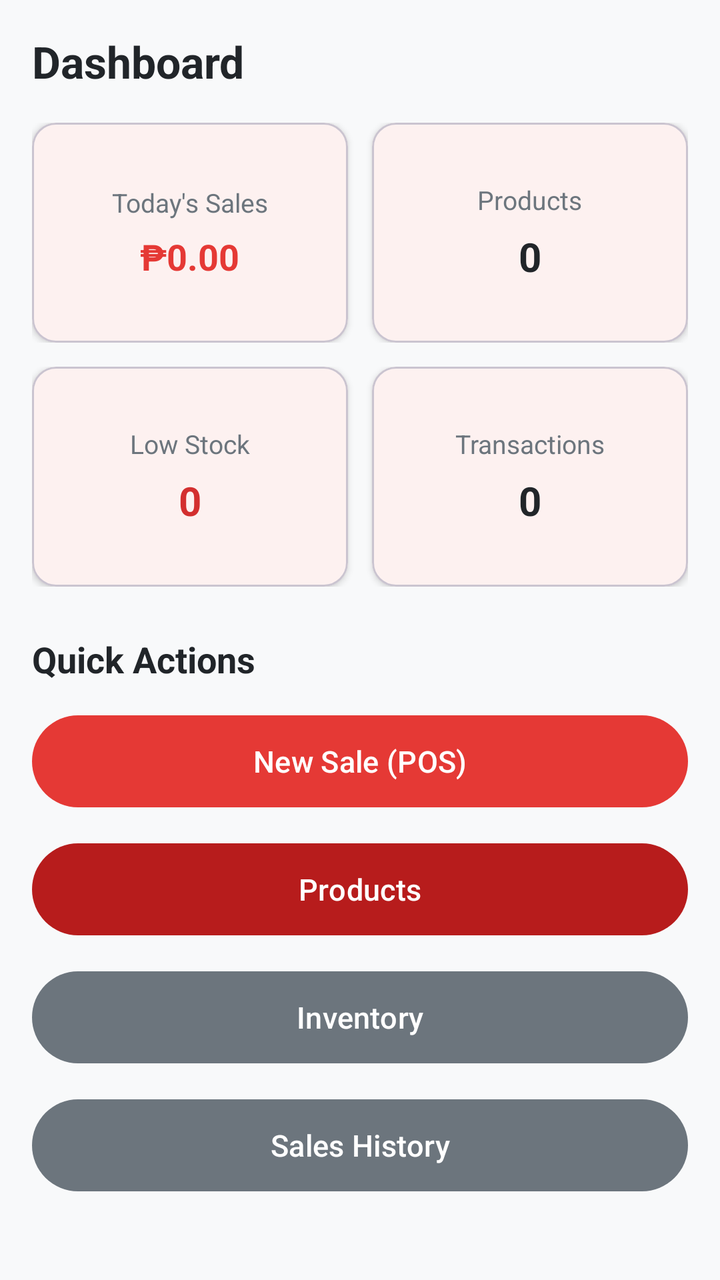
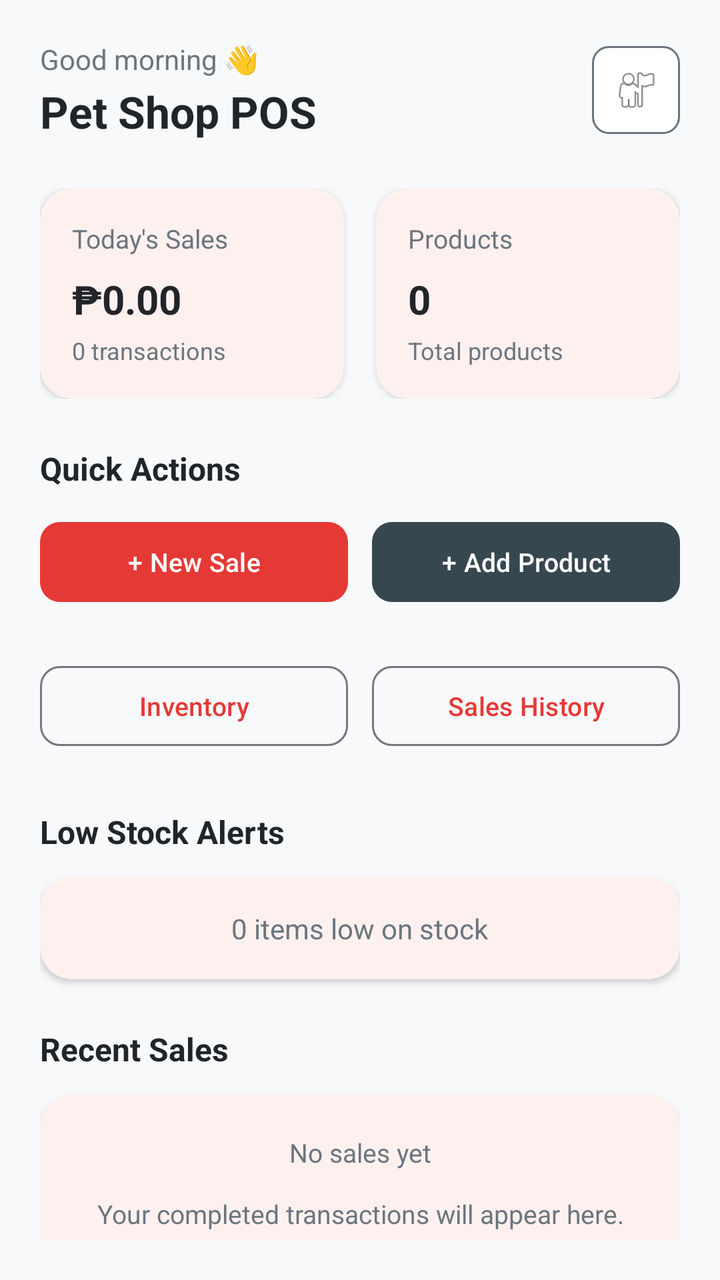

Screens rendered from an Android XML layout before and after an edit, with the pre-edit source and the edit as a unified diff.
<!-- AndroidManifest.xml: application theme Theme.J4RR -->
<!-- res/layout/fragment_dashboard.xml -->
<?xml version="1.0" encoding="utf-8"?>
<ScrollView xmlns:android="http://schemas.android.com/apk/res/android"
    xmlns:app="http://schemas.android.com/apk/res-auto"
    android:layout_width="match_parent"
    android:layout_height="match_parent"
    android:background="@color/background"
    android:padding="16dp">

    <LinearLayout
        android:layout_width="match_parent"
        android:layout_height="wrap_content"
        android:orientation="vertical">

        <TextView
            android:layout_width="wrap_content"
            android:layout_height="wrap_content"
            android:layout_marginBottom="16dp"
            android:text="Dashboard"
            android:textColor="@color/text_primary"
            android:textSize="22sp"
            android:textStyle="bold" />

        
        <LinearLayout
            android:layout_width="match_parent"
            android:layout_height="wrap_content"
            android:orientation="horizontal"
            android:layout_marginBottom="12dp">

            
            <com.google.android.material.card.MaterialCardView
                android:layout_width="0dp"
                android:layout_height="110dp"
                android:layout_weight="1"
                android:layout_marginEnd="6dp"
                app:cardBackgroundColor="@color/card_background"
                app:cardCornerRadius="12dp"
                app:cardElevation="2dp">

                <LinearLayout
                    android:layout_width="match_parent"
                    android:layout_height="match_parent"
                    android:gravity="center"
                    android:orientation="vertical"
                    android:padding="12dp">

                    <TextView
                        android:layout_width="wrap_content"
                        android:layout_height="wrap_content"
                        android:text="Today's Sales"
                        android:textColor="@color/text_secondary"
                        android:textSize="13sp" />

                    <TextView
                        android:id="@+id/tvDashboardSales"
                        android:layout_width="wrap_content"
                        android:layout_height="wrap_content"
                        android:layout_marginTop="6dp"
                        android:text="₱0.00"
                        android:textColor="@color/primary"
                        android:textSize="18sp"
                        android:textStyle="bold" />
                </LinearLayout>
            </com.google.android.material.card.MaterialCardView>

            
            <com.google.android.material.card.MaterialCardView
                android:layout_width="0dp"
                android:layout_height="110dp"
                android:layout_weight="1"
                android:layout_marginStart="6dp"
                app:cardBackgroundColor="@color/card_background"
                app:cardCornerRadius="12dp"
                app:cardElevation="2dp">

                <LinearLayout
                    android:layout_width="match_parent"
                    android:layout_height="match_parent"
                    android:gravity="center"
                    android:orientation="vertical"
                    android:padding="12dp">

                    <TextView
                        android:layout_width="wrap_content"
                        android:layout_height="wrap_content"
                        android:text="Products"
                        android:textColor="@color/text_secondary"
                        android:textSize="13sp" />

                    <TextView
                        android:id="@+id/tvDashboardProducts"
                        android:layout_width="wrap_content"
                        android:layout_height="wrap_content"
                        android:layout_marginTop="6dp"
                        android:text="0"
                        android:textColor="@color/text_primary"
                        android:textSize="20sp"
                        android:textStyle="bold" />
                </LinearLayout>
            </com.google.android.material.card.MaterialCardView>
        </LinearLayout>

        <LinearLayout
            android:layout_width="match_parent"
            android:layout_height="wrap_content"
            android:orientation="horizontal"
            android:layout_marginBottom="24dp">

            
            <com.google.android.material.card.MaterialCardView
                android:layout_width="0dp"
                android:layout_height="110dp"
                android:layout_weight="1"
                android:layout_marginEnd="6dp"
                app:cardBackgroundColor="@color/card_background"
                app:cardCornerRadius="12dp"
                app:cardElevation="2dp">

                <LinearLayout
                    android:layout_width="match_parent"
                    android:layout_height="match_parent"
                    android:gravity="center"
                    android:orientation="vertical"
                    android:padding="12dp">

                    <TextView
                        android:layout_width="wrap_content"
                        android:layout_height="wrap_content"
                        android:text="Low Stock"
                        android:textColor="@color/text_secondary"
                        android:textSize="13sp" />

                    <TextView
                        android:id="@+id/tvDashboardLowStock"
                        android:layout_width="wrap_content"
                        android:layout_height="wrap_content"
                        android:layout_marginTop="6dp"
                        android:text="0"
                        android:textColor="@color/danger"
                        android:textSize="20sp"
                        android:textStyle="bold" />
                </LinearLayout>
            </com.google.android.material.card.MaterialCardView>

            
            <com.google.android.material.card.MaterialCardView
                android:layout_width="0dp"
                android:layout_height="110dp"
                android:layout_weight="1"
                android:layout_marginStart="6dp"
                app:cardBackgroundColor="@color/card_background"
                app:cardCornerRadius="12dp"
                app:cardElevation="2dp">

                <LinearLayout
                    android:layout_width="match_parent"
                    android:layout_height="match_parent"
                    android:gravity="center"
                    android:orientation="vertical"
                    android:padding="12dp">

                    <TextView
                        android:layout_width="wrap_content"
                        android:layout_height="wrap_content"
                        android:text="Transactions"
                        android:textColor="@color/text_secondary"
                        android:textSize="13sp" />

                    <TextView
                        android:id="@+id/tvDashboardTransactions"
                        android:layout_width="wrap_content"
                        android:layout_height="wrap_content"
                        android:layout_marginTop="6dp"
                        android:text="0"
                        android:textColor="@color/text_primary"
                        android:textSize="20sp"
                        android:textStyle="bold" />
                </LinearLayout>
            </com.google.android.material.card.MaterialCardView>
        </LinearLayout>

        
        <TextView
            android:layout_width="wrap_content"
            android:layout_height="wrap_content"
            android:layout_marginBottom="12dp"
            android:text="Quick Actions"
            android:textColor="@color/text_primary"
            android:textSize="18sp"
            android:textStyle="bold" />

        <LinearLayout
            android:layout_width="match_parent"
            android:layout_height="wrap_content"
            android:orientation="vertical">

            <com.google.android.material.button.MaterialButton
                android:id="@+id/btnQuickNewSale"
                android:layout_width="match_parent"
                android:layout_height="54dp"
                android:layout_marginBottom="10dp"
                android:text="New Sale (POS)"
                android:textSize="15sp"
                app:backgroundTint="@color/primary" />

            <com.google.android.material.button.MaterialButton
                android:id="@+id/btnQuickProducts"
                android:layout_width="match_parent"
                android:layout_height="54dp"
                android:layout_marginBottom="10dp"
                android:text="Products"
                android:textSize="15sp"
                app:backgroundTint="@color/primary_dark" />

            <com.google.android.material.button.MaterialButton
                android:id="@+id/btnQuickInventory"
                android:layout_width="match_parent"
                android:layout_height="54dp"
                android:layout_marginBottom="10dp"
                android:text="Inventory"
                android:textSize="15sp"
                app:backgroundTint="@color/text_secondary" />

            <com.google.android.material.button.MaterialButton
                android:id="@+id/btnQuickSales"
                android:layout_width="match_parent"
                android:layout_height="54dp"
                android:text="Sales History"
                android:textSize="15sp"
                app:backgroundTint="@color/text_secondary" />
        </LinearLayout>

    </LinearLayout>
</ScrollView>
<!-- resources referenced by this layout -->
<resources>
  <color name="background">#F8F9FA</color>
  <color name="card_background">#FFFFFFFF</color>
  <color name="danger">#D32F2F</color>
  <color name="primary">#E53935</color>
  <color name="primary_dark">#B71C1C</color>
  <color name="text_primary">#212529</color>
  <color name="text_secondary">#6C757D</color>
  <style name="Theme.J4RR" parent="Base.Theme.J4RR" />
  <style name="Base.Theme.J4RR" parent="Theme.Material3.DayNight.NoActionBar">
          <item name="colorPrimary">@color/primary</item>
          <item name="colorPrimaryDark">@color/primary_dark</item>
          <item name="colorPrimaryContainer">@color/primary_dark</item>
          <item name="colorOnPrimary">@color/white</item>
          <item name="colorSecondary">@color/primary</item>
          <item name="colorSecondaryContainer">@color/primary</item>
          <item name="colorOnSecondary">@color/white</item>
          <item name="colorTertiary">@color/primary</item>
          <item name="colorSurface">@color/card_background</item>
          <item name="colorOnSurface">@color/text_primary</item>
          <item name="android:windowBackground">@color/background</item>
      </style>
  <color name="white">#FFFFFFFF</color>
</resources>

<!-- the commit's change to res/layout/fragment_dashboard.xml (unified diff, before → after) -->
@@ -4,45 +4,77 @@
     android:layout_width="match_parent"
     android:layout_height="match_parent"
     android:background="@color/background"
-    android:padding="16dp">
+    android:fillViewport="true"
+    android:padding="20dp">
 
     <LinearLayout
         android:layout_width="match_parent"
         android:layout_height="wrap_content"
         android:orientation="vertical">
 
-        <TextView
-            android:layout_width="wrap_content"
-            android:layout_height="wrap_content"
-            android:layout_marginBottom="16dp"
-            android:text="Dashboard"
-            android:textColor="@color/text_primary"
-            android:textSize="22sp"
-            android:textStyle="bold" />
-
-        
-        <LinearLayout
-            android:layout_width="match_parent"
-            android:layout_height="wrap_content"
-            android:orientation="horizontal"
-            android:layout_marginBottom="12dp">
+        
+        <LinearLayout
+            android:layout_width="match_parent"
+            android:layout_height="wrap_content"
+            android:layout_marginBottom="24dp"
+            android:gravity="center_vertical"
+            android:orientation="horizontal">
+
+            <LinearLayout
+                android:layout_width="0dp"
+                android:layout_height="wrap_content"
+                android:layout_weight="1"
+                android:orientation="vertical">
+
+                <TextView
+                    android:layout_width="wrap_content"
+                    android:layout_height="wrap_content"
+                    android:text="Good morning 👋"
+                    android:textColor="@color/text_secondary"
+                    android:textSize="14sp" />
+
+                <TextView
+                    android:layout_width="wrap_content"
+                    android:layout_height="wrap_content"
+                    android:layout_marginTop="2dp"
+                    android:text="Pet Shop POS"
+                    android:textColor="@color/text_primary"
+                    android:textSize="22sp"
+                    android:textStyle="bold" />
+            </LinearLayout>
+
+            <ImageView
+                android:layout_width="44dp"
+                android:layout_height="44dp"
+                android:background="@drawable/bg_search"
+                android:padding="10dp"
+                android:src="@android:drawable/ic_menu_myplaces"
+                android:contentDescription="Profile" />
+        </LinearLayout>
+
+        
+        <LinearLayout
+            android:layout_width="match_parent"
+            android:layout_height="wrap_content"
+            android:layout_marginBottom="24dp"
+            android:orientation="horizontal">
 
             
             <com.google.android.material.card.MaterialCardView
                 android:layout_width="0dp"
-                android:layout_height="110dp"
-                android:layout_weight="1"
-                android:layout_marginEnd="6dp"
+                android:layout_height="wrap_content"
+                android:layout_weight="1"
+                android:layout_marginEnd="8dp"
                 app:cardBackgroundColor="@color/card_background"
-                app:cardCornerRadius="12dp"
-                app:cardElevation="2dp">
+                app:cardCornerRadius="16dp"
+                app:cardElevation="2dp"
+                app:strokeWidth="0dp">
 
                 <LinearLayout
                     android:layout_width="match_parent"
-                    android:layout_height="match_parent"
-                    android:gravity="center"
+                    android:layout_height="wrap_content"
                     android:orientation="vertical"
-                    android:padding="12dp">
+                    android:padding="16dp">
 
                     <TextView
                         android:layout_width="wrap_content"
@@ -55,30 +87,39 @@
                         android:id="@+id/tvDashboardSales"
                         android:layout_width="wrap_content"
                         android:layout_height="wrap_content"
-                        android:layout_marginTop="6dp"
+                        android:layout_marginTop="8dp"
                         android:text="₱0.00"
-                        android:textColor="@color/primary"
-                        android:textSize="18sp"
+                        android:textColor="@color/text_primary"
+                        android:textSize="20sp"
                         android:textStyle="bold" />
+
+                    <TextView
+                        android:id="@+id/tvDashboardTxnCount"
+                        android:layout_width="wrap_content"
+                        android:layout_height="wrap_content"
+                        android:layout_marginTop="4dp"
+                        android:text="0 transactions"
+                        android:textColor="@color/text_secondary"
+                        android:textSize="12sp" />
                 </LinearLayout>
             </com.google.android.material.card.MaterialCardView>
 
             
             <com.google.android.material.card.MaterialCardView
                 android:layout_width="0dp"
-                android:layout_height="110dp"
-                android:layout_weight="1"
-                android:layout_marginStart="6dp"
+                android:layout_height="wrap_content"
+                android:layout_weight="1"
+                android:layout_marginStart="8dp"
                 app:cardBackgroundColor="@color/card_background"
-                app:cardCornerRadius="12dp"
-                app:cardElevation="2dp">
+                app:cardCornerRadius="16dp"
+                app:cardElevation="2dp"
+                app:strokeWidth="0dp">
 
                 <LinearLayout
                     android:layout_width="match_parent"
-                    android:layout_height="match_parent"
-                    android:gravity="center"
+                    android:layout_height="wrap_content"
                     android:orientation="vertical"
-                    android:padding="12dp">
+                    android:padding="16dp">
 
                     <TextView
                         android:layout_width="wrap_content"
@@ -91,90 +132,19 @@
                         android:id="@+id/tvDashboardProducts"
                         android:layout_width="wrap_content"
                         android:layout_height="wrap_content"
-                        android:layout_marginTop="6dp"
+                        android:layout_marginTop="8dp"
                         android:text="0"
                         android:textColor="@color/text_primary"
                         android:textSize="20sp"
                         android:textStyle="bold" />
-                </LinearLayout>
-            </com.google.android.material.card.MaterialCardView>
-        </LinearLayout>
-
-        <LinearLayout
-            android:layout_width="match_parent"
-            android:layout_height="wrap_content"
-            android:orientation="horizontal"
-            android:layout_marginBottom="24dp">
-
-            
-            <com.google.android.material.card.MaterialCardView
-                android:layout_width="0dp"
-                android:layout_height="110dp"
-                android:layout_weight="1"
-                android:layout_marginEnd="6dp"
-                app:cardBackgroundColor="@color/card_background"
-                app:cardCornerRadius="12dp"
-                app:cardElevation="2dp">
-
-                <LinearLayout
-                    android:layout_width="match_parent"
-                    android:layout_height="match_parent"
-                    android:gravity="center"
-                    android:orientation="vertical"
-                    android:padding="12dp">
-
-                    <TextView
-                        android:layout_width="wrap_content"
-                        android:layout_height="wrap_content"
-                        android:text="Low Stock"
-                        android:textColor="@color/text_secondary"
-                        android:textSize="13sp" />
-
-                    <TextView
-                        android:id="@+id/tvDashboardLowStock"
-                        android:layout_width="wrap_content"
-                        android:layout_height="wrap_content"
-                        android:layout_marginTop="6dp"
-                        android:text="0"
-                        android:textColor="@color/danger"
-                        android:textSize="20sp"
-                        android:textStyle="bold" />
-                </LinearLayout>
-            </com.google.android.material.card.MaterialCardView>
-
-            
-            <com.google.android.material.card.MaterialCardView
-                android:layout_width="0dp"
-                android:layout_height="110dp"
-                android:layout_weight="1"
-                android:layout_marginStart="6dp"
-                app:cardBackgroundColor="@color/card_background"
-                app:cardCornerRadius="12dp"
-                app:cardElevation="2dp">
-
-                <LinearLayout
-                    android:layout_width="match_parent"
-                    android:layout_height="match_parent"
-                    android:gravity="center"
-                    android:orientation="vertical"
-                    android:padding="12dp">
-
-                    <TextView
-                        android:layout_width="wrap_content"
-                        android:layout_height="wrap_content"
-                        android:text="Transactions"
-                        android:textColor="@color/text_secondary"
-                        android:textSize="13sp" />
-
-                    <TextView
-                        android:id="@+id/tvDashboardTransactions"
-                        android:layout_width="wrap_content"
-                        android:layout_height="wrap_content"
-                        android:layout_marginTop="6dp"
-                        android:text="0"
-                        android:textColor="@color/text_primary"
-                        android:textSize="20sp"
-                        android:textStyle="bold" />
+
+                    <TextView
+                        android:layout_width="wrap_content"
+                        android:layout_height="wrap_content"
+                        android:layout_marginTop="4dp"
+                        android:text="Total products"
+                        android:textColor="@color/text_secondary"
+                        android:textSize="12sp" />
                 </LinearLayout>
             </com.google.android.material.card.MaterialCardView>
         </LinearLayout>
@@ -186,49 +156,138 @@
             android:layout_marginBottom="12dp"
             android:text="Quick Actions"
             android:textColor="@color/text_primary"
-            android:textSize="18sp"
+            android:textSize="16sp"
             android:textStyle="bold" />
 
         <LinearLayout
             android:layout_width="match_parent"
             android:layout_height="wrap_content"
-            android:orientation="vertical">
+            android:orientation="horizontal"
+            android:layout_marginBottom="24dp">
 
             <com.google.android.material.button.MaterialButton
                 android:id="@+id/btnQuickNewSale"
+                android:layout_width="0dp"
+                android:layout_height="48dp"
+                android:layout_weight="1"
+                android:layout_marginEnd="6dp"
+                android:text="+ New Sale"
+                android:textSize="13sp"
+                app:backgroundTint="@color/primary"
+                app:cornerRadius="10dp" />
+
+            <com.google.android.material.button.MaterialButton
+                android:id="@+id/btnQuickAddProduct"
+                android:layout_width="0dp"
+                android:layout_height="48dp"
+                android:layout_weight="1"
+                android:layout_marginStart="6dp"
+                android:text="+ Add Product"
+                android:textSize="13sp"
+                app:backgroundTint="@color/secondary"
+                app:cornerRadius="10dp" />
+        </LinearLayout>
+
+        <LinearLayout
+            android:layout_width="match_parent"
+            android:layout_height="wrap_content"
+            android:orientation="horizontal"
+            android:layout_marginBottom="28dp">
+
+            <com.google.android.material.button.MaterialButton
+                android:id="@+id/btnQuickInventory"
+                android:layout_width="0dp"
+                android:layout_height="48dp"
+                android:layout_weight="1"
+                android:layout_marginEnd="6dp"
+                android:text="Inventory"
+                android:textSize="13sp"
+                style="@style/Widget.Material3.Button.OutlinedButton"
+                app:cornerRadius="10dp" />
+
+            <com.google.android.material.button.MaterialButton
+                android:id="@+id/btnQuickSales"
+                android:layout_width="0dp"
+                android:layout_height="48dp"
+                android:layout_weight="1"
+                android:layout_marginStart="6dp"
+                android:text="Sales History"
+                android:textSize="13sp"
+                style="@style/Widget.Material3.Button.OutlinedButton"
+                app:cornerRadius="10dp" />
+        </LinearLayout>
+
+        
+        <TextView
+            android:layout_width="wrap_content"
+            android:layout_height="wrap_content"
+            android:layout_marginBottom="12dp"
+            android:text="Low Stock Alerts"
+            android:textColor="@color/text_primary"
+            android:textSize="16sp"
+            android:textStyle="bold" />
+
+        <com.google.android.material.card.MaterialCardView
+            android:layout_width="match_parent"
+            android:layout_height="wrap_content"
+            android:layout_marginBottom="24dp"
+            app:cardBackgroundColor="@color/card_background"
+            app:cardCornerRadius="16dp"
+            app:cardElevation="2dp"
+            app:strokeWidth="0dp">
+
+            <LinearLayout
                 android:layout_width="match_parent"
-                android:layout_height="54dp"
-                android:layout_marginBottom="10dp"
-                android:text="New Sale (POS)"
-                android:textSize="15sp"
-                app:backgroundTint="@color/primary" />
-
-            <com.google.android.material.button.MaterialButton
-                android:id="@+id/btnQuickProducts"
+                android:layout_height="wrap_content"
+                android:orientation="vertical"
+                android:padding="16dp"
+                android:gravity="center">
+
+                <TextView
+                    android:id="@+id/tvDashboardLowStock"
+                    android:layout_width="wrap_content"
+                    android:layout_height="wrap_content"
+                    android:text="0 items low on stock"
+                    android:textColor="@color/text_secondary"
+                    android:textSize="14sp" />
+            </LinearLayout>
+        </com.google.android.material.card.MaterialCardView>
+
+        
+        <TextView
+            android:layout_width="wrap_content"
+            android:layout_height="wrap_content"
+            android:layout_marginBottom="12dp"
+            android:text="Recent Sales"
+            android:textColor="@color/text_primary"
+            android:textSize="16sp"
+            android:textStyle="bold" />
+
+        <com.google.android.material.card.MaterialCardView
+            android:layout_width="match_parent"
+            android:layout_height="wrap_content"
+            app:cardBackgroundColor="@color/card_background"
+            app:cardCornerRadius="16dp"
+            app:cardElevation="2dp"
+            app:strokeWidth="0dp">
+
+            <LinearLayout
                 android:layout_width="match_parent"
-                android:layout_height="54dp"
-                android:layout_marginBottom="10dp"
-                android:text="Products"
-                android:textSize="15sp"
-                app:backgroundTint="@color/primary_dark" />
-
-            <com.google.android.material.button.MaterialButton
-                android:id="@+id/btnQuickInventory"
-                android:layout_width="match_parent"
-                android:layout_height="54dp"
-                android:layout_marginBottom="10dp"
-                android:text="Inventory"
-                android:textSize="15sp"
-                app:backgroundTint="@color/text_secondary" />
-
-            <com.google.android.material.button.MaterialButton
-                android:id="@+id/btnQuickSales"
-                android:layout_width="match_parent"
-                android:layout_height="54dp"
-                android:text="Sales History"
-                android:textSize="15sp"
-                app:backgroundTint="@color/text_secondary" />
-        </LinearLayout>
+                android:layout_height="wrap_content"
+                android:orientation="vertical"
+                android:padding="20dp"
+                android:gravity="center">
+
+                <TextView
+                    android:id="@+id/tvRecentSalesEmpty"
+                    android:layout_width="wrap_content"
+                    android:layout_height="wrap_content"
+                    android:gravity="center"
+                    android:text="No sales yet\n\nYour completed transactions will appear here."
+                    android:textColor="@color/text_secondary"
+                    android:textSize="13sp" />
+            </LinearLayout>
+        </com.google.android.material.card.MaterialCardView>
 
     </LinearLayout>
 </ScrollView>
<!-- resource entries referenced after the edit -->
@@ -2,11 +2,19 @@
 <resources>
   <color name="background">#F8F9FA</color>
   <color name="card_background">#FFFFFFFF</color>
-  <color name="danger">#D32F2F</color>
   <color name="primary">#E53935</color>
+  <color name="secondary">#37474F</color>
   <color name="primary_dark">#B71C1C</color>
   <color name="text_primary">#212529</color>
   <color name="text_secondary">#6C757D</color>
+  <!-- drawable bg_search (drawable) -->
+  <?xml version="1.0" encoding="utf-8"?>
+  <shape xmlns:android="http://schemas.android.com/apk/res/android"
+      android:shape="rectangle">
+      <solid android:color="@color/card_background" />
+      <corners android:radius="8dp" />
+      <stroke android:width="1dp" android:color="@color/text_secondary" />
+  </shape>
   <style name="Theme.J4RR" parent="Base.Theme.J4RR" />
   <style name="Base.Theme.J4RR" parent="Theme.Material3.DayNight.NoActionBar">
           <item name="colorPrimary">@color/primary</item>
